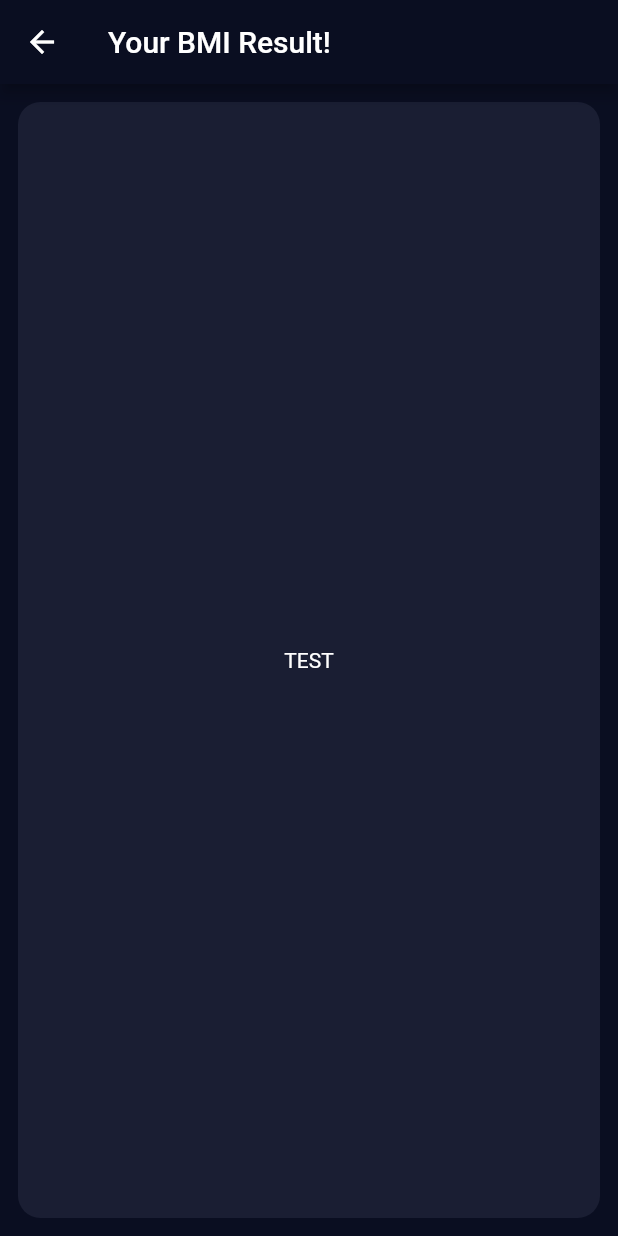
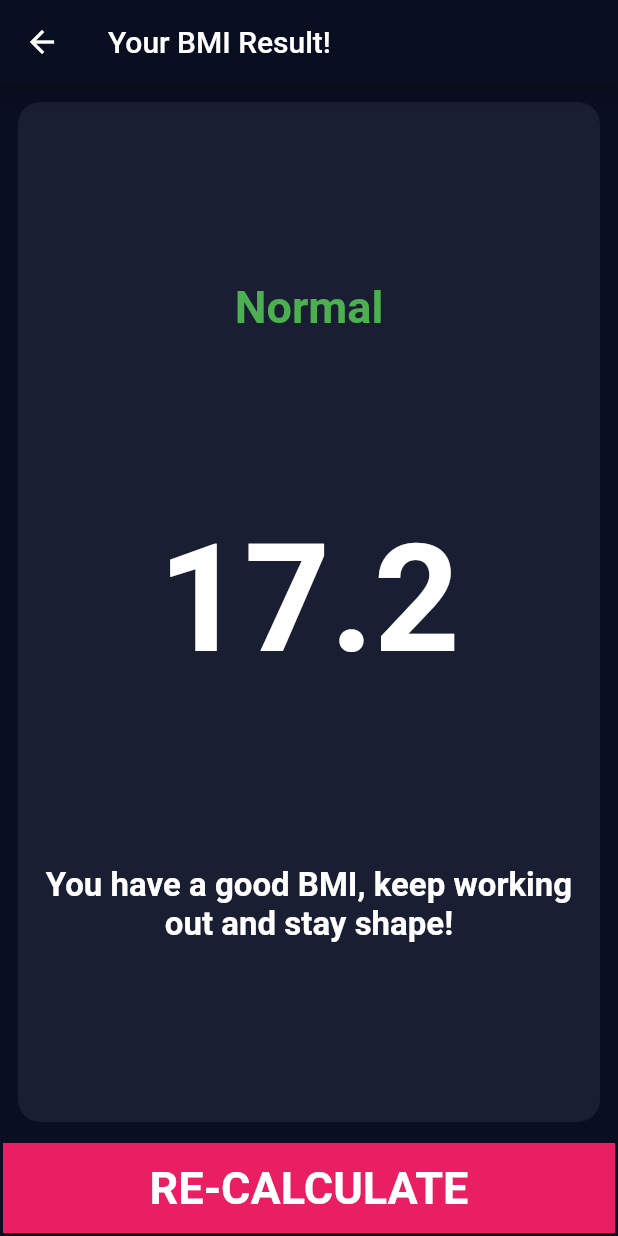
Before and after one commit to suesalito/BmiCalculator, a Flutter app: the ResultPage screen opened by its route, on a phone screen of 412 x 824 dp. Run offline on Flutter 3.47's test engine with Material 2 defaults, Android fonts, the phone set to English and light mode, and no system bars; our stand-ins replace font_awesome_flutter.

Commit message:
Create the result page and screen link

```diff
--- /dev/null
+++ b/lib/Buttombutton.dart
@@ -0,0 +1,32 @@
+import 'package:flutter/material.dart';
+import 'constants.dart';
+
+class ButtomButton extends StatelessWidget {
+  // const ButtomButton({
+  //   Key key,
+  // }) : super(key: key);
+
+  final Function ontab;
+  final String buttonTitle;
+
+  ButtomButton({@required this.ontab, @required this.buttonTitle});
+
+  @override
+  Widget build(BuildContext context) {
+    return GestureDetector(
+      onTap: ontab,
+      child: Container(
+        child: Center(
+            child: Text(
+          buttonTitle,
+          style: TextStyle(fontWeight: FontWeight.bold, fontSize: 30),
+        )),
+        color: kButtomBarColor,
+        margin: EdgeInsets.all(2),
+        //decoration: BoxDecoration(color: buttomBarColor, borderRadius: BorderRadius.circular(15)),
+        width: double.infinity,
+        height: kButtomContainerHeight,
+      ),
+    );
+  }
+}
--- a/lib/constants.dart
+++ b/lib/constants.dart
@@ -9,3 +9,10 @@ const double kButtomContainerHeight = 60.0;
 const kActiveColor = Color(0xFF1A1E33);
 const kInactiveColor = Color(0xFF111328);
 const kButtomBarColor = Colors.pink;
+
+const kTitleTextStyle = TextStyle(fontSize: 50, fontWeight: FontWeight.bold);
+const kResultTextStyle = TextStyle(fontSize: 30, fontWeight: FontWeight.bold, color: Colors.green);
+
+const kBMITextStyle = TextStyle(fontSize: 100, fontWeight: FontWeight.bold, color: Colors.white);
+
+const kBodyTextStyle = TextStyle(fontSize: 22, fontWeight: FontWeight.bold, color: Colors.white);
--- a/lib/result.dart
+++ b/lib/result.dart
@@ -1,25 +1,54 @@
 import 'package:flutter/material.dart';
 import 'constants.dart';
 import 'reusable_card.dart';
+import 'Buttombutton.dart';
 
 class ResultPage extends StatelessWidget {
   @override
   Widget build(BuildContext context) {
     return Scaffold(
       appBar: AppBar(title: Text('Your BMI Result!')),
-      body: ReusableCard(
+      body: Column(
+        //mainAxisAlignment: MainAxisAlignment.spaceBetween,
+        children: <Widget>[
+          Expanded(
+            child: ReusableCard(
+              //bgColor: kActiveColor,
               bgColor: kActiveColor,
-        childWidget: Column(
-          mainAxisAlignment: MainAxisAlignment.center,
+              childWidget: Container(
+                //height: double.infinity,
+                child: Column(
+                  mainAxisAlignment: MainAxisAlignment.spaceEvenly,
                   crossAxisAlignment: CrossAxisAlignment.stretch,
                   children: <Widget>[
                     Text(
-              'TEST',
+                      'Normal',
                       textAlign: TextAlign.center,
+                      style: kResultTextStyle,
+                    ),
+                    Text(
+                      '17.2',
+                      textAlign: TextAlign.center,
+                      style: kBMITextStyle,
+                    ),
+                    Text(
+                      'You have a good BMI, keep working out and stay shape!',
+                      textAlign: TextAlign.center,
+                      style: kBodyTextStyle,
                     ),
                   ],
                 ),
               ),
+            ),
+          ),
+          ButtomButton(
+            ontab: () {
+              Navigator.pop(context);
+            },
+            buttonTitle: 'RE-CALCULATE',
+          )
+        ],
+      ),
     );
   }
 }
```
Also changed, not shown: lib/input_page.dart (+5 -33 lines), lib/newAppfloatingbutton.dart (added, +20 -0 lines). Lines whose indentation alone changed are shown as unchanged.
